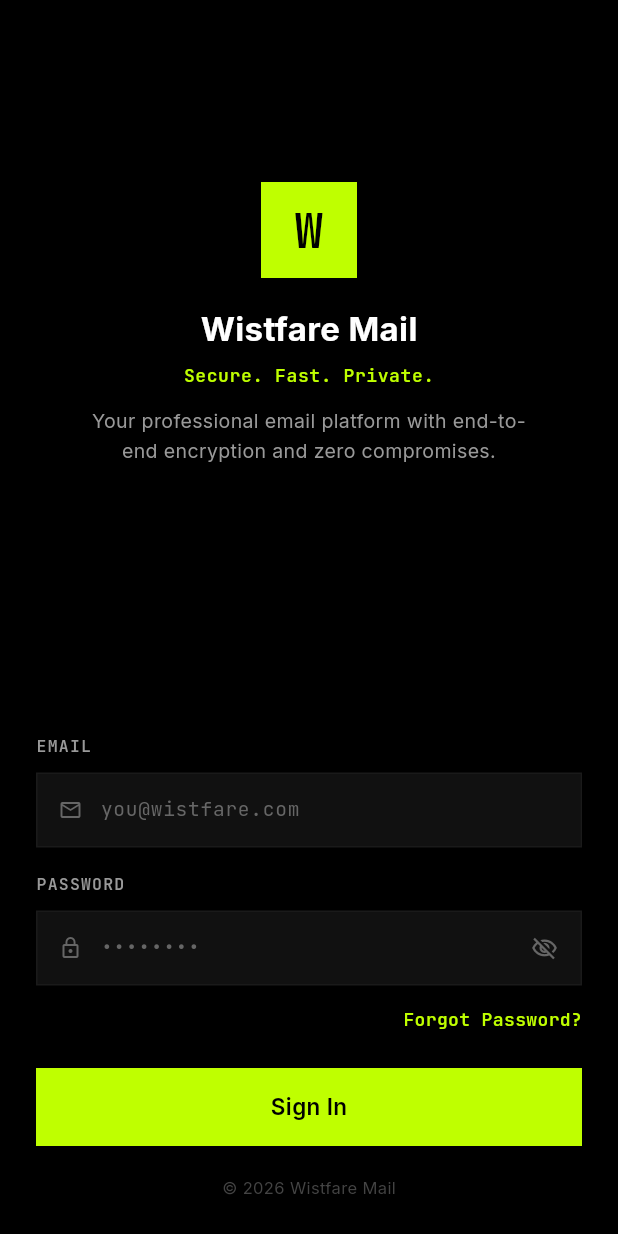
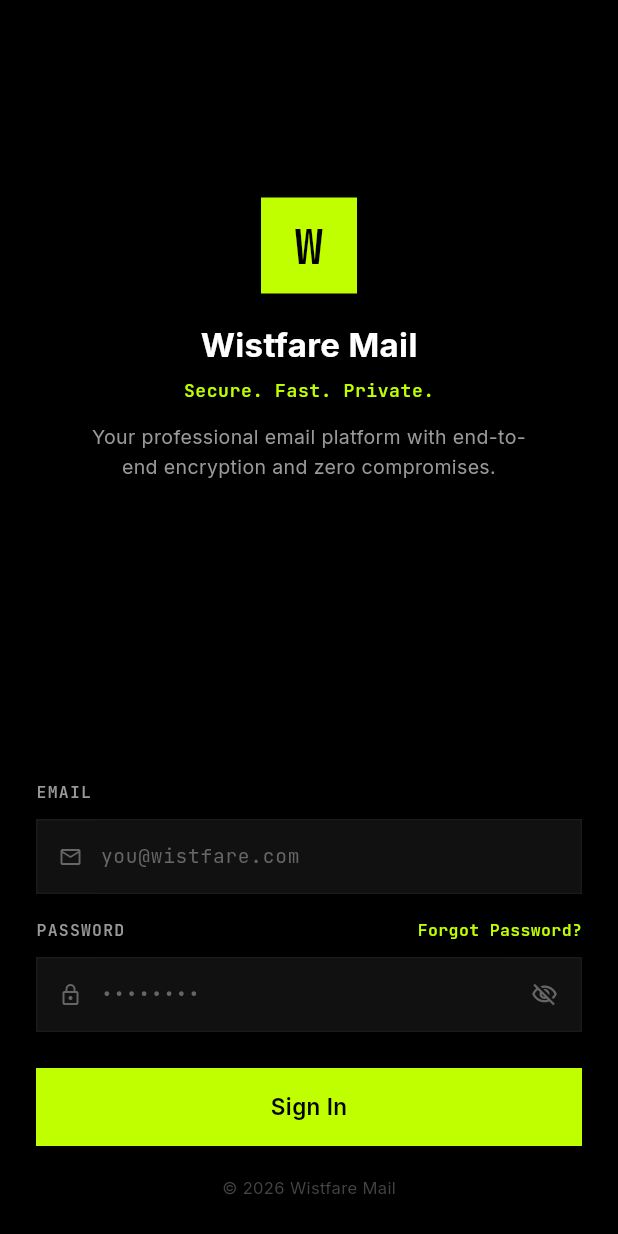
Before and after one commit to Wistfare/wistmail, a Flutter app: the screen it shows after launch, on a phone screen of 412 x 824 dp. Run offline on Flutter 3.47's test engine with Material 3 defaults, Android fonts, the phone set to English and light mode, and no system bars; our stand-ins replace cookie_jar, dio, dio_cookie_manager, firebase_core, firebase_messaging, flutter_riverpod and 2 more; accounts and stored records are empty; network calls fail.

Commit message:
fix(mobile): inline 'Forgot Password?' on the password label row
Was rendered as its own block below the password field with a 14px gap,
adding visible vertical space between the password input and the Sign
In button. Moved the link onto the right side of the password field's
label row using a new `trailing` slot on WmTextField. The vertical
distance between the email and password inputs is unchanged.

```diff
--- a/apps/mobile/lib/core/widgets/wm_text_field.dart
+++ b/apps/mobile/lib/core/widgets/wm_text_field.dart
@@ -19,6 +19,7 @@ class WmTextField extends StatefulWidget {
     this.autofocus = false,
     this.onChanged,
     this.onSubmitted,
+    this.trailing,
   });
 
   final String label;
@@ -33,6 +34,11 @@ class WmTextField extends StatefulWidget {
   final ValueChanged<String>? onChanged;
   final ValueChanged<String>? onSubmitted;
 
+  /// Optional widget shown on the right side of the label row — e.g. a
+  /// "Forgot Password?" link beside the password field. Doesn't change the
+  /// vertical distance between fields.
+  final Widget? trailing;
+
   @override
   State<WmTextField> createState() => _WmTextFieldState();
 }
@@ -45,7 +51,16 @@ class _WmTextFieldState extends State<WmTextField> {
     return Column(
       crossAxisAlignment: CrossAxisAlignment.start,
       children: [
-        Text(widget.label.toUpperCase(), style: AppTextStyles.inputLabel),
+        Row(
+          crossAxisAlignment: CrossAxisAlignment.center,
+          children: [
+            Text(widget.label.toUpperCase(), style: AppTextStyles.inputLabel),
+            if (widget.trailing != null) ...[
+              const Spacer(),
+              widget.trailing!,
+            ],
+          ],
+        ),
         const SizedBox(height: 10),
         Container(
           decoration: const BoxDecoration(
--- a/apps/mobile/lib/features/auth/presentation/screens/sign_in_screen.dart
+++ b/apps/mobile/lib/features/auth/presentation/screens/sign_in_screen.dart
@@ -149,6 +149,17 @@ class _Form extends StatelessWidget {
           prefixIcon: Icons.lock_outline,
           isPassword: true,
           autofillHints: const [AutofillHints.password],
+          trailing: GestureDetector(
+            onTap: () => context.push('/auth/forgot-password'),
+            child: Text(
+              'Forgot Password?',
+              style: GoogleFonts.jetBrainsMono(
+                fontSize: 11,
+                fontWeight: FontWeight.w600,
+                color: AppColors.accent,
+              ),
+            ),
+          ),
         ),
         if (errorMessage != null) ...[
           const SizedBox(height: 12),
@@ -157,21 +168,6 @@ class _Form extends StatelessWidget {
             style: AppTextStyles.bodySmall.copyWith(color: AppColors.danger),
           ),
         ],
-        const SizedBox(height: 14),
-        Align(
-          alignment: Alignment.centerRight,
-          child: GestureDetector(
-            onTap: () => context.push('/auth/forgot-password'),
-            child: Text(
-              'Forgot Password?',
-              style: GoogleFonts.jetBrainsMono(
-                fontSize: 12,
-                fontWeight: FontWeight.w600,
-                color: AppColors.accent,
-              ),
-            ),
-          ),
-        ),
         const SizedBox(height: 24),
         WmPrimaryButton(
           key: const Key('sign-in-button'),
```
